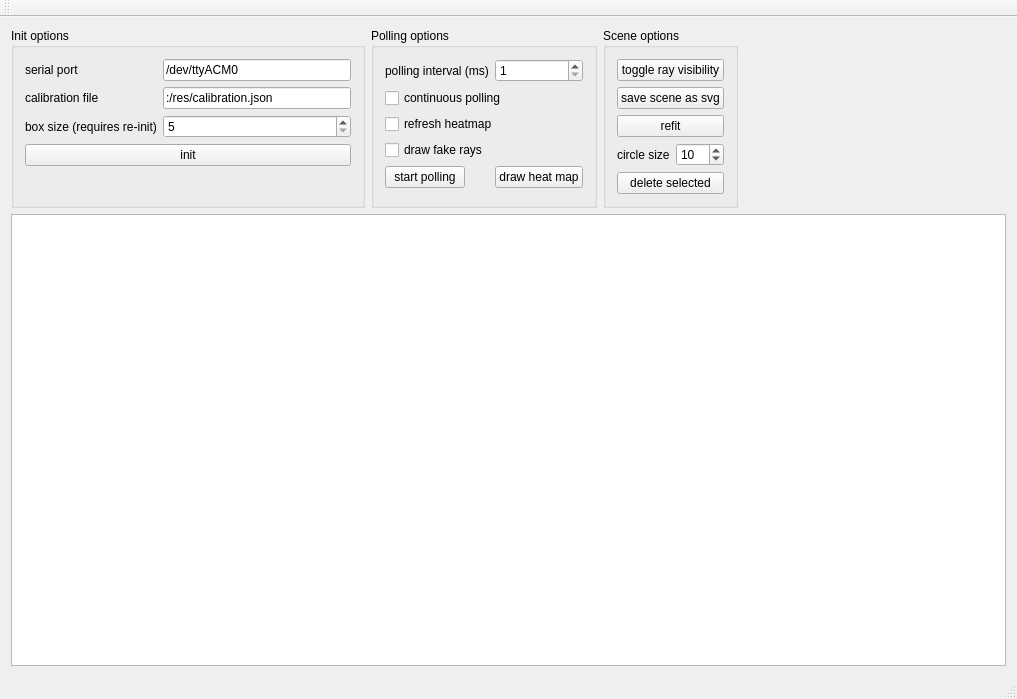
Qt form RayDisplayWindow.ui (janisozaur/mgr_rd2) before a commit.
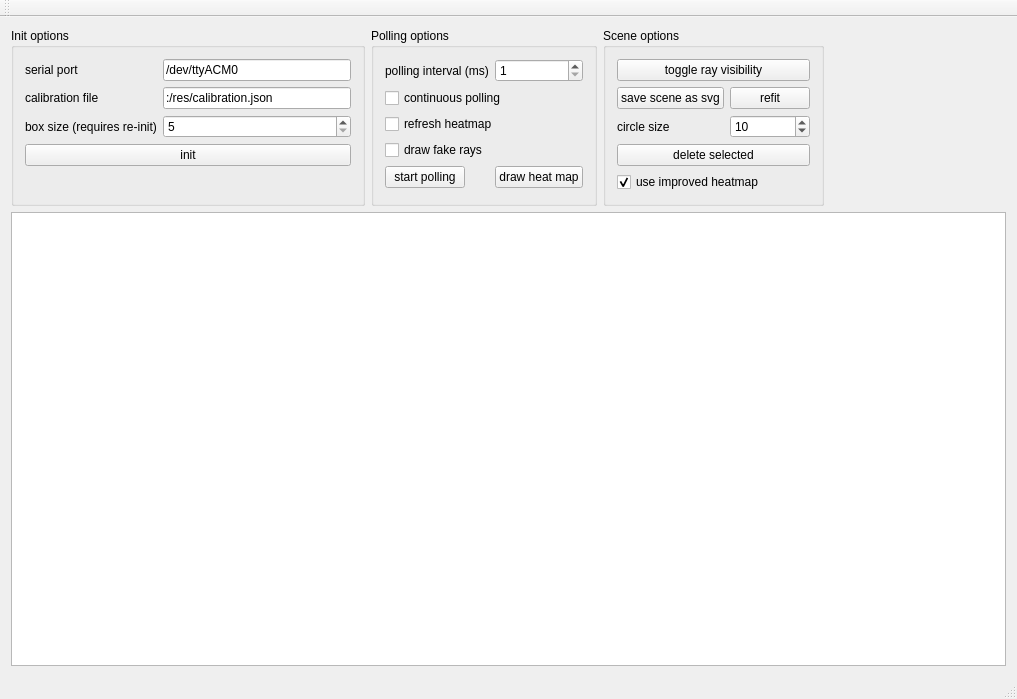
The same form after that commit.

Commit message: add gui option to use new/old heatmap

Patch:
```diff
--- a/RayDisplayWindow.ui
+++ b/RayDisplayWindow.ui
@@ -166,6 +166,9 @@
          <string>Scene options</string>
         </property>
         <layout class="QFormLayout" name="formLayout_3">
+         <property name="fieldGrowthPolicy">
+          <enum>QFormLayout::AllNonFixedFieldsGrow</enum>
+         </property>
          <item row="0" column="0" colspan="2">
           <widget class="QPushButton" name="toggleRayVisiblityPushButton">
            <property name="text">
@@ -173,28 +176,28 @@
            </property>
           </widget>
          </item>
-         <item row="2" column="0" colspan="2">
-          <widget class="QPushButton" name="refitPushButton">
-           <property name="text">
-            <string>refit</string>
-           </property>
-          </widget>
-         </item>
-         <item row="1" column="0" colspan="2">
+         <item row="1" column="0">
           <widget class="QPushButton" name="saveSceneSvgPushButton">
            <property name="text">
             <string>save scene as svg</string>
            </property>
           </widget>
          </item>
-         <item row="3" column="0">
+         <item row="1" column="1">
+          <widget class="QPushButton" name="refitPushButton">
+           <property name="text">
+            <string>refit</string>
+           </property>
+          </widget>
+         </item>
+         <item row="2" column="0">
           <widget class="QLabel" name="label_5">
            <property name="text">
             <string>circle size</string>
            </property>
           </widget>
          </item>
-         <item row="3" column="1">
+         <item row="2" column="1">
           <widget class="QSpinBox" name="circleSizeSpinBox">
            <property name="minimum">
             <number>2</number>
@@ -204,13 +207,23 @@
            </property>
           </widget>
          </item>
-         <item row="4" column="0" colspan="2">
+         <item row="3" column="0" colspan="2">
           <widget class="QPushButton" name="deleteCirclePushButton">
            <property name="text">
             <string>delete selected</string>
            </property>
           </widget>
          </item>
+         <item row="4" column="0" colspan="2">
+          <widget class="QCheckBox" name="heatmapTypeCheckBox">
+           <property name="text">
+            <string>use improved heatmap</string>
+           </property>
+           <property name="checked">
+            <bool>true</bool>
+           </property>
+          </widget>
+         </item>
         </layout>
        </widget>
       </item>
```
The commit also changes 3 other files.
